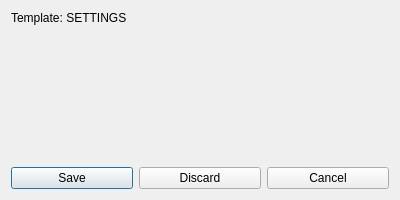
The window that Editor/editing/_dialogs/savingnotificationdialog.ui (WohlSoft/Moondust-Project) describes before a commit, drawn with Qt 5.
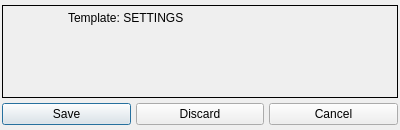
The same window after the commit. Icons and pictures are not drawn.

Commit message: Better SaveNotify dialog: - Now it plays warning sounds - Added warn/question icons - Mapping of icon from parent QObject

The edit to the form file:
```diff
--- a/Editor/editing/_dialogs/savingnotificationdialog.ui
+++ b/Editor/editing/_dialogs/savingnotificationdialog.ui
@@ -7,19 +7,19 @@
     <x>0</x>
     <y>0</y>
     <width>400</width>
-    <height>200</height>
+    <height>130</height>
    </rect>
   </property>
   <property name="minimumSize">
    <size>
     <width>400</width>
-    <height>200</height>
+    <height>130</height>
    </size>
   </property>
   <property name="maximumSize">
    <size>
     <width>400</width>
-    <height>200</height>
+    <height>130</height>
    </size>
   </property>
   <property name="windowTitle">
@@ -30,27 +30,97 @@
     <normaloff>:/images/cat_builder/cat_builder_48.png</normaloff>:/images/cat_builder/cat_builder_48.png</iconset>
   </property>
   <layout class="QGridLayout" name="gridLayout">
+   <property name="leftMargin">
+    <number>2</number>
+   </property>
+   <property name="topMargin">
+    <number>5</number>
+   </property>
+   <property name="rightMargin">
+    <number>2</number>
+   </property>
+   <property name="bottomMargin">
+    <number>5</number>
+   </property>
+   <property name="spacing">
+    <number>5</number>
+   </property>
    <item row="0" column="0">
-    <widget class="QLabel" name="label_Title">
-     <property name="text">
-      <string notr="true">Template: SETTINGS</string>
+    <widget class="QFrame" name="frame">
+     <property name="autoFillBackground">
+      <bool>true</bool>
      </property>
+     <property name="frameShape">
+      <enum>QFrame::Box</enum>
+     </property>
+     <property name="frameShadow">
+      <enum>QFrame::Plain</enum>
+     </property>
+     <property name="lineWidth">
+      <number>1</number>
+     </property>
+     <layout class="QGridLayout" name="gridLayout_2" columnstretch="0,80">
+      <property name="leftMargin">
+       <number>5</number>
+      </property>
+      <property name="topMargin">
+       <number>5</number>
+      </property>
+      <property name="rightMargin">
+       <number>5</number>
+      </property>
+      <property name="bottomMargin">
+       <number>5</number>
+      </property>
+      <property name="spacing">
+       <number>5</number>
+      </property>
+      <item row="2" column="1">
+       <spacer name="verticalSpacer">
+        <property name="orientation">
+         <enum>Qt::Vertical</enum>
+        </property>
+        <property name="sizeHint" stdset="0">
+         <size>
+          <width>20</width>
+          <height>115</height>
+         </size>
+        </property>
+       </spacer>
+      </item>
+      <item row="0" column="1">
+       <widget class="QLabel" name="label_Title">
+        <property name="text">
+         <string notr="true">Template: SETTINGS</string>
+        </property>
+       </widget>
+      </item>
+      <item row="1" column="1">
+       <layout class="QGridLayout" name="userItems"/>
+      </item>
+      <item row="0" column="0" rowspan="3">
+       <widget class="QLabel" name="icon">
+        <property name="minimumSize">
+         <size>
+          <width>55</width>
+          <height>0</height>
+         </size>
+        </property>
+        <property name="text">
+         <string/>
+        </property>
+        <property name="pixmap">
+         <pixmap resource="../../_resources/editor.qrc">:/warn.png</pixmap>
+        </property>
+        <property name="alignment">
+         <set>Qt::AlignCenter</set>
+        </property>
+       </widget>
+      </item>
+     </layout>
     </widget>
    </item>
-   <item row="2" column="0">
-    <spacer name="verticalSpacer">
-     <property name="orientation">
-      <enum>Qt::Vertical</enum>
-     </property>
-     <property name="sizeHint" stdset="0">
-      <size>
-       <width>20</width>
-       <height>115</height>
-      </size>
-     </property>
-    </spacer>
-   </item>
-   <item row="4" column="0">
+   <item row="1" column="0">
     <layout class="QHBoxLayout" name="horizontalLayout">
      <item>
       <widget class="QPushButton" name="button_Save">
@@ -75,9 +145,6 @@
      </item>
     </layout>
    </item>
-   <item row="1" column="0">
-    <layout class="QGridLayout" name="userItems"/>
-   </item>
   </layout>
  </widget>
  <resources>
```
The commit also changes 6 other files.
